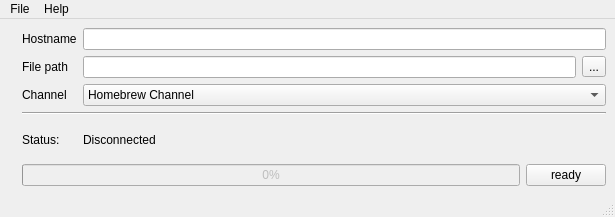
Before: the Qt Designer form development/forms/mainform.ui in dev-0x7C6/qwiiload, drawn with Qt 5.
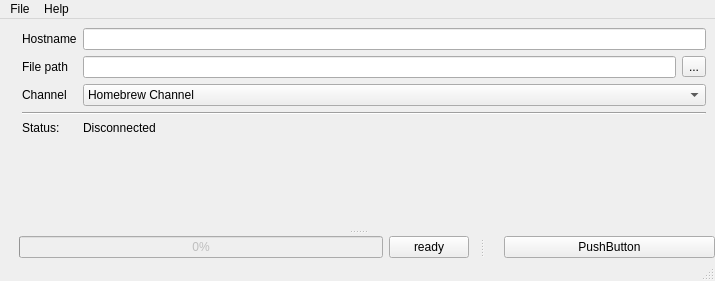
After: the same form once the commit is applied. Icons and pictures are not drawn.

Diff of the .ui file:
```diff
--- a/development/forms/mainform.ui
+++ b/development/forms/mainform.ui
@@ -1,12 +1,12 @@
 <ui version="4.0" >
  <class>mainform</class>
- <widget class="QMainWindow" name="mainform" >
-  <property name="geometry" >
+ <widget class="QMainWindow" name="mainform">
+  <property name="geometry">
    <rect>
     <x>0</x>
     <y>0</y>
-    <width>615</width>
-    <height>217</height>
+    <width>715</width>
+    <height>281</height>
    </rect>
   </property>
   <property name="windowTitle" >
@@ -15,13 +15,13 @@
   <property name="windowIcon" >
    <iconset resource="../resource.qrc" >:/actions/icons/actions/console.png</iconset>
   </property>
-  <widget class="QWidget" name="centralwidget" >
-   <layout class="QGridLayout" >
-    <item rowspan="2" row="0" column="0" >
-     <layout class="QGridLayout" >
-      <item row="0" column="0" >
-       <widget class="QLabel" name="label_5" >
-        <property name="text" >
+  <widget class="QWidget" name="centralwidget">
+   <layout class="QGridLayout" name="gridLayout_3">
+    <item row="0" column="0">
+     <layout class="QGridLayout">
+      <item row="0" column="0">
+       <widget class="QLabel" name="label_5">
+        <property name="text">
          <string/>
         </property>
         <property name="pixmap" >
@@ -31,18 +31,18 @@
       </item>
      </layout>
     </item>
-    <item row="0" column="1" >
-     <layout class="QGridLayout" >
-      <item row="0" column="0" >
-       <widget class="QLabel" name="label_6" >
-        <property name="text" >
+    <item row="0" column="1">
+     <layout class="QGridLayout">
+      <item row="0" column="0">
+       <widget class="QLabel" name="label_6">
+        <property name="text">
          <string>Hostname</string>
         </property>
        </widget>
       </item>
-      <item row="0" column="1" colspan="2" >
-       <widget class="QLineEdit" name="wiiHostName" >
-        <property name="statusTip" >
+      <item row="0" column="1" colspan="2">
+       <widget class="QLineEdit" name="wiiHostName">
+        <property name="statusTip">
          <string>Fill by the your Nintendo Wii hostname/ip</string>
         </property>
        </widget>
@@ -54,9 +54,9 @@
         </property>
        </widget>
       </item>
-      <item row="1" column="1" >
-       <widget class="QLineEdit" name="localFile" >
-        <property name="toolTip" >
+      <item row="1" column="1">
+       <widget class="QLineEdit" name="localFile">
+        <property name="toolTip">
          <string/>
         </property>
         <property name="statusTip" >
@@ -64,9 +64,9 @@
         </property>
        </widget>
       </item>
-      <item row="1" column="2" >
-       <widget class="QToolButton" name="openFile" >
-        <property name="statusTip" >
+      <item row="1" column="2">
+       <widget class="QToolButton" name="openFile">
+        <property name="statusTip">
          <string>Open file</string>
         </property>
         <property name="text" >
@@ -81,9 +81,9 @@
         </property>
        </widget>
       </item>
-      <item row="2" column="1" colspan="2" >
-       <widget class="QComboBox" name="channelSelect" >
-        <property name="statusTip" >
+      <item row="2" column="1" colspan="2">
+       <widget class="QComboBox" name="channelSelect">
+        <property name="statusTip">
          <string>Select communication protocol</string>
         </property>
         <item>
@@ -98,23 +98,23 @@
         </item>
        </widget>
       </item>
-      <item row="3" column="0" colspan="3" >
-       <widget class="Line" name="line" >
-        <property name="orientation" >
+      <item row="3" column="0" colspan="3">
+       <widget class="Line" name="line">
+        <property name="orientation">
          <enum>Qt::Horizontal</enum>
         </property>
        </widget>
       </item>
-      <item row="4" column="0" >
-       <widget class="QLabel" name="label" >
-        <property name="text" >
+      <item row="4" column="0">
+       <widget class="QLabel" name="label">
+        <property name="text">
          <string>Status:</string>
         </property>
        </widget>
       </item>
-      <item row="4" column="1" colspan="2" >
-       <widget class="QLabel" name="statusLabel" >
-        <property name="statusTip" >
+      <item row="4" column="1" colspan="2">
+       <widget class="QLabel" name="statusLabel">
+        <property name="statusTip">
          <string>Show actual status</string>
         </property>
         <property name="text" >
@@ -124,80 +124,154 @@
       </item>
      </layout>
     </item>
-    <item row="1" column="1" >
-     <layout class="QGridLayout" >
-      <item row="0" column="1" >
-       <widget class="QPushButton" name="readyBtn" >
-        <property name="sizePolicy" >
-         <sizepolicy vsizetype="Fixed" hsizetype="Fixed" >
-          <horstretch>0</horstretch>
-          <verstretch>0</verstretch>
-         </sizepolicy>
-        </property>
-        <property name="statusTip" >
-         <string>Connect &amp; stream file</string>
-        </property>
-        <property name="text" >
-         <string>ready</string>
-        </property>
-        <property name="icon" >
-         <iconset resource="../resource.qrc" >:/actions/icons/actions/button_ok.png</iconset>
-        </property>
-       </widget>
-      </item>
-      <item row="0" column="0" >
-       <widget class="QProgressBar" name="progressBar" >
-        <property name="enabled" >
-         <bool>false</bool>
-        </property>
-        <property name="statusTip" >
-         <string>Shows actual progress</string>
-        </property>
-        <property name="value" >
-         <number>0</number>
-        </property>
-       </widget>
-      </item>
-     </layout>
+    <item row="1" column="1">
+     <spacer name="verticalSpacer">
+      <property name="orientation">
+       <enum>Qt::Vertical</enum>
+      </property>
+      <property name="sizeHint" stdset="0">
+       <size>
+        <width>20</width>
+        <height>40</height>
+       </size>
+      </property>
+     </spacer>
     </item>
    </layout>
   </widget>
-  <widget class="QMenuBar" name="menubar" >
-   <property name="geometry" >
+  <widget class="QMenuBar" name="menubar">
+   <property name="geometry">
     <rect>
      <x>0</x>
      <y>0</y>
-     <width>615</width>
+     <width>715</width>
      <height>26</height>
     </rect>
    </property>
    <property name="statusTip" >
     <string/>
    </property>
-   <widget class="QMenu" name="menuFile" >
-    <property name="title" >
+   <widget class="QMenu" name="menuFile">
+    <property name="title">
      <string>File</string>
     </property>
     <addaction name="actionOpen" />
     <addaction name="separator" />
     <addaction name="actionExit" />
    </widget>
-   <widget class="QMenu" name="menuHelp" >
-    <property name="title" >
+   <widget class="QMenu" name="menuHelp">
+    <property name="title">
      <string>Help</string>
     </property>
     <addaction name="actionAboutQt" />
     <addaction name="actionAboutProgram" />
    </widget>
-   <addaction name="menuFile" />
-   <addaction name="menuHelp" />
+   <addaction name="menuFile"/>
+   <addaction name="menuHelp"/>
   </widget>
-  <widget class="QStatusBar" name="statusbar" />
-  <action name="actionExit" >
-   <property name="icon" >
-    <iconset resource="../resource.qrc" >:/actions/icons/actions/exit.png</iconset>
+  <widget class="QStatusBar" name="statusbar"/>
+  <widget class="QDockWidget" name="dockWidget">
+   <property name="features">
+    <set>QDockWidget::DockWidgetMovable|QDockWidget::DockWidgetVerticalTitleBar</set>
    </property>
-   <property name="text" >
+   <property name="allowedAreas">
+    <set>Qt::BottomDockWidgetArea|Qt::TopDockWidgetArea</set>
+   </property>
+   <attribute name="dockWidgetArea">
+    <number>8</number>
+   </attribute>
+   <widget class="QWidget" name="dockWidgetContents">
+    <layout class="QGridLayout" name="gridLayout">
+     <property name="margin">
+      <number>0</number>
+     </property>
+     <item row="0" column="0">
+      <layout class="QGridLayout" name="grindLayout">
+       <item row="0" column="1">
+        <widget class="QPushButton" name="readyBtn">
+         <property name="sizePolicy">
+          <sizepolicy hsizetype="Fixed" vsizetype="Fixed">
+           <horstretch>0</horstretch>
+           <verstretch>0</verstretch>
+          </sizepolicy>
+         </property>
+         <property name="statusTip">
+          <string>Connect &amp; stream file</string>
+         </property>
+         <property name="text">
+          <string>ready</string>
+         </property>
+         <property name="icon">
+          <iconset resource="../resource.qrc">
+           <normaloff>:/actions/icons/actions/button_ok.png</normaloff>:/actions/icons/actions/button_ok.png</iconset>
+         </property>
+        </widget>
+       </item>
+       <item row="0" column="2">
+        <spacer name="horizontalSpacer">
+         <property name="orientation">
+          <enum>Qt::Horizontal</enum>
+         </property>
+         <property name="sizeType">
+          <enum>QSizePolicy::Minimum</enum>
+         </property>
+         <property name="sizeHint" stdset="0">
+          <size>
+           <width>10</width>
+           <height>20</height>
+          </size>
+         </property>
+        </spacer>
+       </item>
+       <item row="0" column="0">
+        <widget class="QProgressBar" name="progressBar">
+         <property name="enabled">
+          <bool>false</bool>
+         </property>
+         <property name="statusTip">
+          <string>Shows actual progress</string>
+         </property>
+         <property name="value">
+          <number>0</number>
+         </property>
+        </widget>
+       </item>
+      </layout>
+     </item>
+    </layout>
+   </widget>
+  </widget>
+  <widget class="QDockWidget" name="dockWidget_2">
+   <property name="features">
+    <set>QDockWidget::DockWidgetMovable|QDockWidget::DockWidgetVerticalTitleBar</set>
+   </property>
+   <property name="allowedAreas">
+    <set>Qt::BottomDockWidgetArea|Qt::TopDockWidgetArea</set>
+   </property>
+   <attribute name="dockWidgetArea">
+    <number>8</number>
+   </attribute>
+   <widget class="QWidget" name="dockWidgetContents_2">
+    <layout class="QGridLayout" name="gridLayout_2">
+     <property name="margin">
+      <number>0</number>
+     </property>
+     <item row="0" column="0">
+      <widget class="QPushButton" name="pushButton">
+       <property name="text">
+        <string>PushButton</string>
+       </property>
+      </widget>
+     </item>
+    </layout>
+   </widget>
+  </widget>
+  <action name="actionExit">
+   <property name="icon">
+    <iconset resource="../resource.qrc">
+     <normaloff>:/actions/icons/actions/exit.png</normaloff>:/actions/icons/actions/exit.png</iconset>
+   </property>
+   <property name="text">
     <string>Exit</string>
    </property>
    <property name="statusTip" >
```
Left out of the diff: 104 changed lines with no effect on the pictures.
